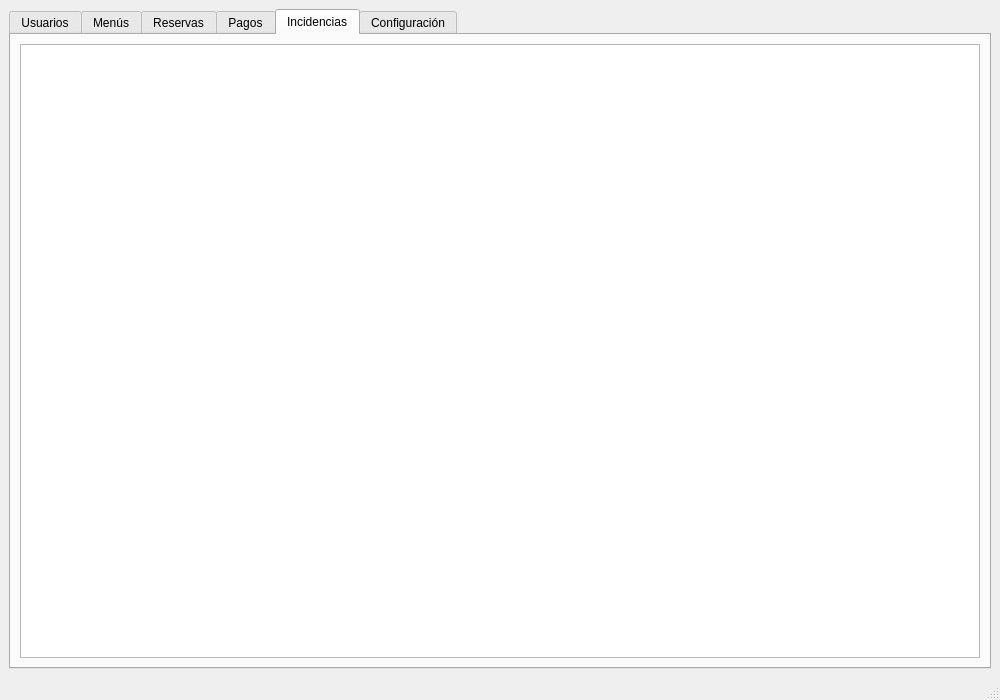
jaimecarfe/menule, file src/vista/ui/AdminPanel.ui: the form before one commit.
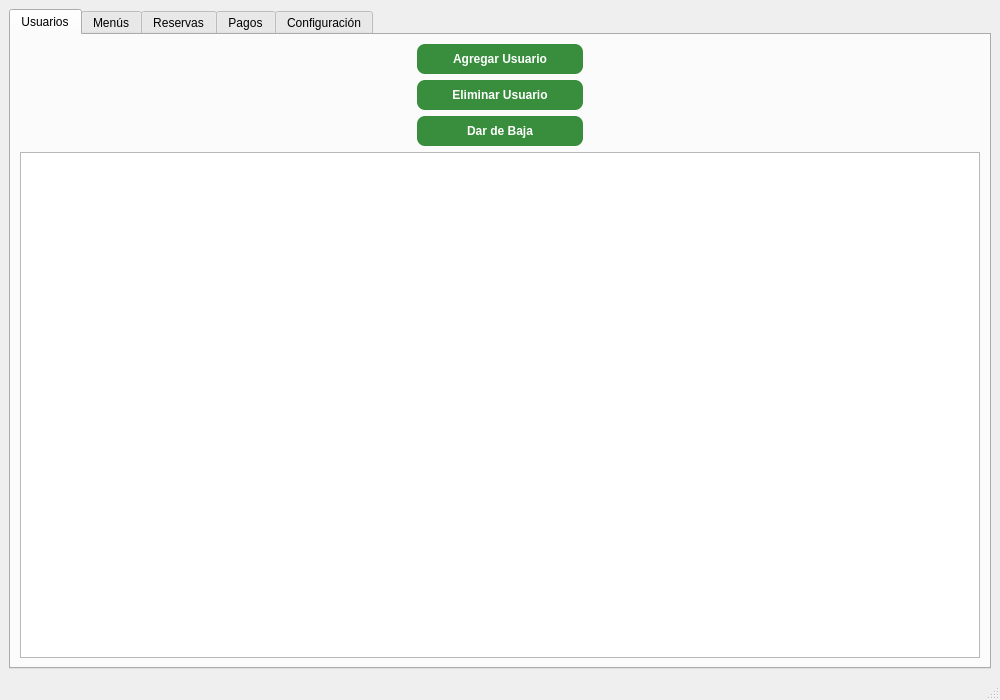
The form after the commit. The open tabs and pages were chosen to show the change.

Commit message: enviar incidencia y ver incidencias en admin

The edit to the form file:
```diff
--- a/src/vista/ui/AdminPanel.ui
+++ b/src/vista/ui/AdminPanel.ui
@@ -97,14 +97,7 @@
              </layout>
             </widget>
 
-            <widget class="QWidget" name="tabIncidencias">
-             <attribute name="title"><string>Incidencias</string></attribute>
-             <layout class="QVBoxLayout" name="layoutIncidencias">
-                <item>
-                 <widget class="QTableWidget" name="tablaIncidencias"/>
-                </item>
-             </layout>
-            </widget>
+            
 
             <widget class="QWidget" name="tabConfiguracion">
              <attribute name="title"><string>Configuración</string></attribute>
```
The commit also changes 37 other files.
